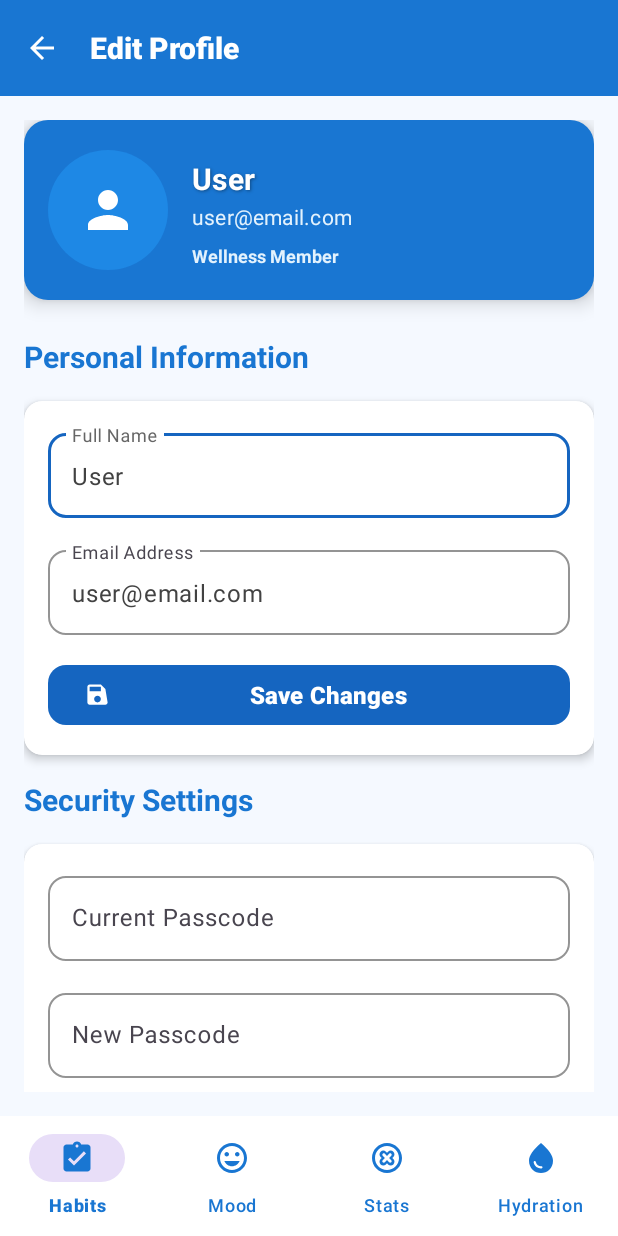
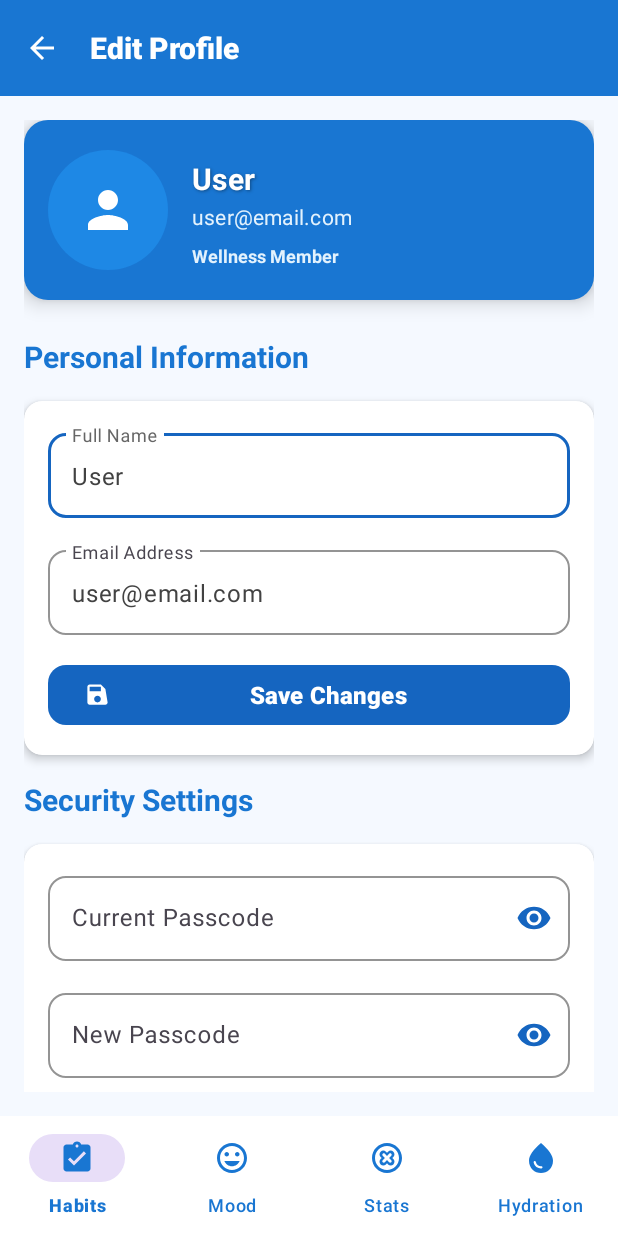
Before and after one commit to thusithassilva/HealthApp, an Android app: the ProfileActivity screen opened directly, with no data from a screen before it, after a tap on "Save Changes", on a phone screen of 412 x 824 dp. Run offline under Robolectric (Android 15) with nearby library versions, the phone set to English and light mode, and no system bars.

Commit message:
Update edit profile
add validations to view profile page

```diff
--- a/app/src/main/java/com/example/healthapp/ProfileActivity.kt
+++ b/app/src/main/java/com/example/healthapp/ProfileActivity.kt
@@ -4,6 +4,7 @@ import android.content.Intent
 import android.content.SharedPreferences
 import androidx.appcompat.app.AppCompatActivity
 import android.os.Bundle
+import android.util.Patterns
 import android.widget.Toast
 import com.example.healthapp.databinding.ActivityProfileBinding
 
@@ -72,6 +73,12 @@ class ProfileActivity : AppCompatActivity() {
             return
         }
 
+        // Email validation
+        if (!isValidEmail(newEmail)) {
+            binding.etEmail.error = "Please enter a valid email address"
+            return
+        }
+
         val editor = sharedPreferences.edit()
         editor.putString("user_name", newName)
         editor.putString("user_email", newEmail)
@@ -123,6 +130,11 @@ class ProfileActivity : AppCompatActivity() {
         binding.etConfirmPasscode.setText("")
     }
 
+    // Email validation function
+    private fun isValidEmail(email: String): Boolean {
+        return Patterns.EMAIL_ADDRESS.matcher(email).matches()
+    }
+
     override fun onBackPressed() {
         super.onBackPressed()
         finish()
--- a/app/src/main/res/layout/activity_profile.xml
+++ b/app/src/main/res/layout/activity_profile.xml
@@ -233,7 +233,9 @@
                         app:boxCornerRadiusTopEnd="12dp"
                         app:boxCornerRadiusTopStart="12dp"
                         app:boxStrokeColor="@color/accent_blue"
-                        app:hintTextColor="@color/gray">
+                        app:hintTextColor="@color/gray"
+                        app:endIconMode="password_toggle"
+                        app:endIconTint="@color/accent_blue">
 
                         <com.google.android.material.textfield.TextInputEditText
                             android:id="@+id/etCurrentPasscode"
@@ -259,7 +261,9 @@
                         app:boxCornerRadiusTopEnd="12dp"
                         app:boxCornerRadiusTopStart="12dp"
                         app:boxStrokeColor="@color/accent_blue"
-                        app:hintTextColor="@color/gray">
+                        app:hintTextColor="@color/gray"
+                        app:endIconMode="password_toggle"
+                        app:endIconTint="@color/accent_blue">
 
                         <com.google.android.material.textfield.TextInputEditText
                             android:id="@+id/etNewPasscode"
@@ -285,7 +289,9 @@
                         app:boxCornerRadiusTopEnd="12dp"
                         app:boxCornerRadiusTopStart="12dp"
                         app:boxStrokeColor="@color/accent_blue"
-                        app:hintTextColor="@color/gray">
+                        app:hintTextColor="@color/gray"
+                        app:endIconMode="password_toggle"
+                        app:endIconTint="@color/accent_blue">
 
                         <com.google.android.material.textfield.TextInputEditText
                             android:id="@+id/etConfirmPasscode"
```
